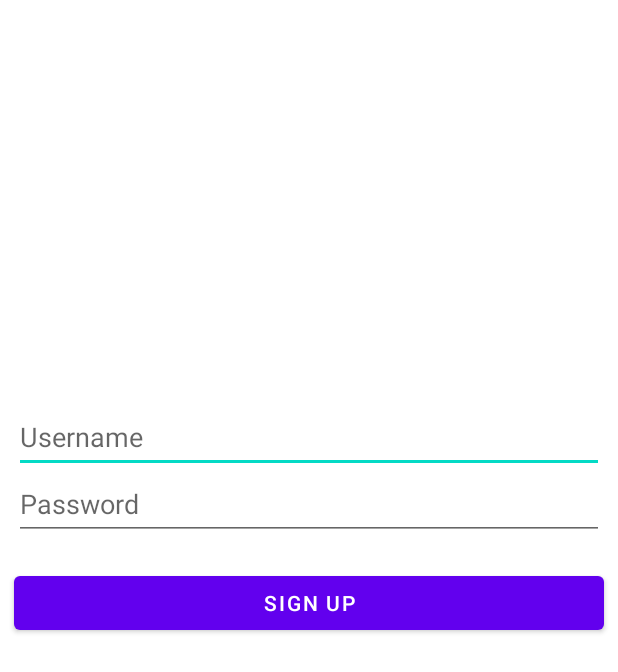
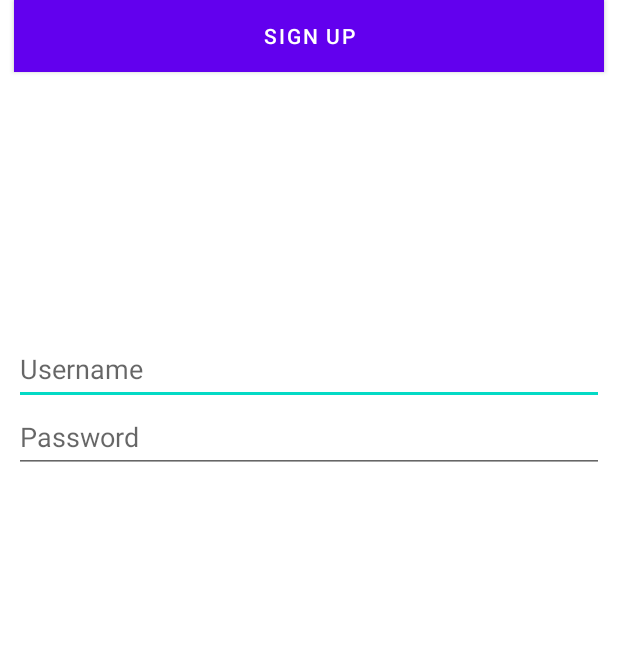
Before and after one commit to AnteZovko23/Senior-Design_Vault-Application, an Android app: the layout activity_register.xml on its own in the app's theme, with its tools: preview values and no code run, on a phone screen of 412 x 824 dp. Shown: the top 672 px of the screen. Run offline under Robolectric (Android 15) with nearby library versions, the phone set to English and light mode, and no system bars.

Commit message:
Syncing stuff*

```diff
--- a/Android Application with Webviews/app/src/main/res/layout/activity_register.xml
+++ b/Android Application with Webviews/app/src/main/res/layout/activity_register.xml
@@ -22,8 +22,10 @@
         android:minHeight="48dp"
         app:layout_constraintBottom_toBottomOf="parent"
         app:layout_constraintEnd_toEndOf="parent"
+        app:layout_constraintHorizontal_bias="0.0"
         app:layout_constraintStart_toStartOf="parent"
-        app:layout_constraintTop_toTopOf="parent" />
+        app:layout_constraintTop_toTopOf="parent"
+        app:layout_constraintVertical_bias="0.0" />
 
     <EditText
         android:id="@+id/password1"
@@ -39,22 +41,21 @@
         android:minHeight="48dp"
         app:layout_constraintBottom_toBottomOf="parent"
         app:layout_constraintEnd_toEndOf="parent"
+        app:layout_constraintHorizontal_bias="0.0"
         app:layout_constraintStart_toStartOf="parent"
-        app:layout_constraintTop_toTopOf="parent" />
+        app:layout_constraintTop_toTopOf="parent"
+        app:layout_constraintVertical_bias="0.0" />
 
     <Button
         android:id="@+id/SignUp"
         android:layout_width="393dp"
         android:layout_height="wrap_content"
-        android:layout_marginStart="9dp"
-        android:layout_marginTop="331dp"
-        android:layout_marginEnd="9dp"
-        android:layout_marginBottom="352dp"
+        android:background="#8E59ED"
+        android:capitalize="characters"
         android:text="@string/sign_up"
-        app:layout_constraintBottom_toBottomOf="parent"
         app:layout_constraintEnd_toEndOf="parent"
         app:layout_constraintStart_toStartOf="parent"
-        app:layout_constraintTop_toTopOf="parent" />
+        tools:layout_editor_absoluteY="351dp" />
 
 
 </androidx.constraintlayout.widget.ConstraintLayout>
```
